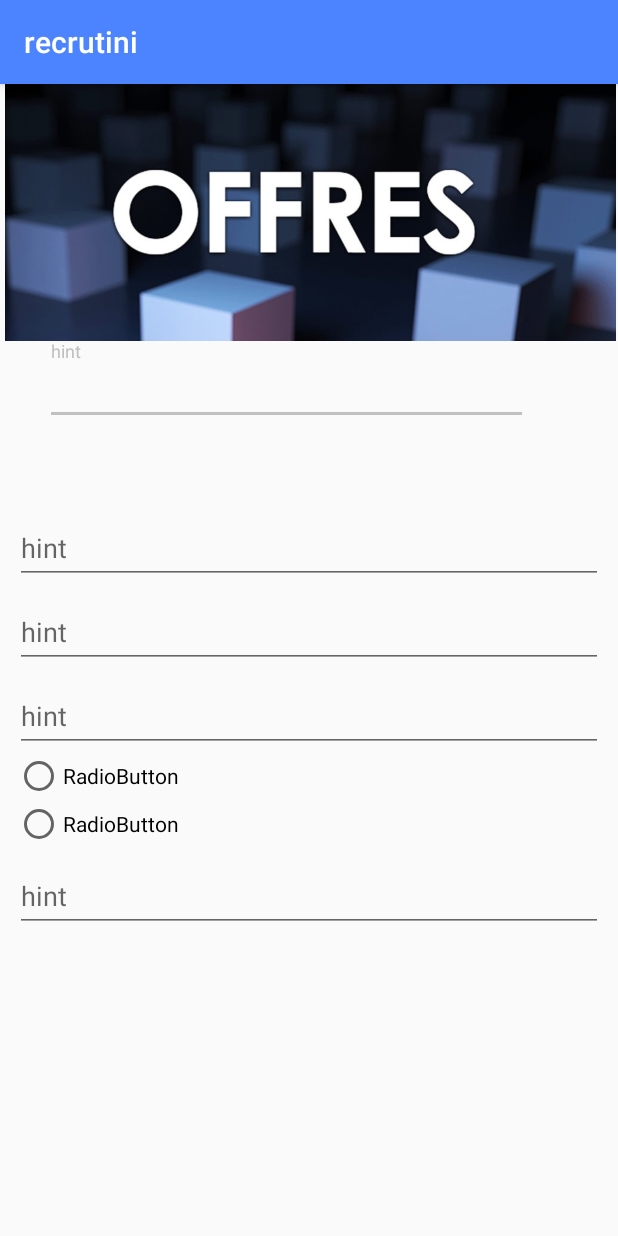
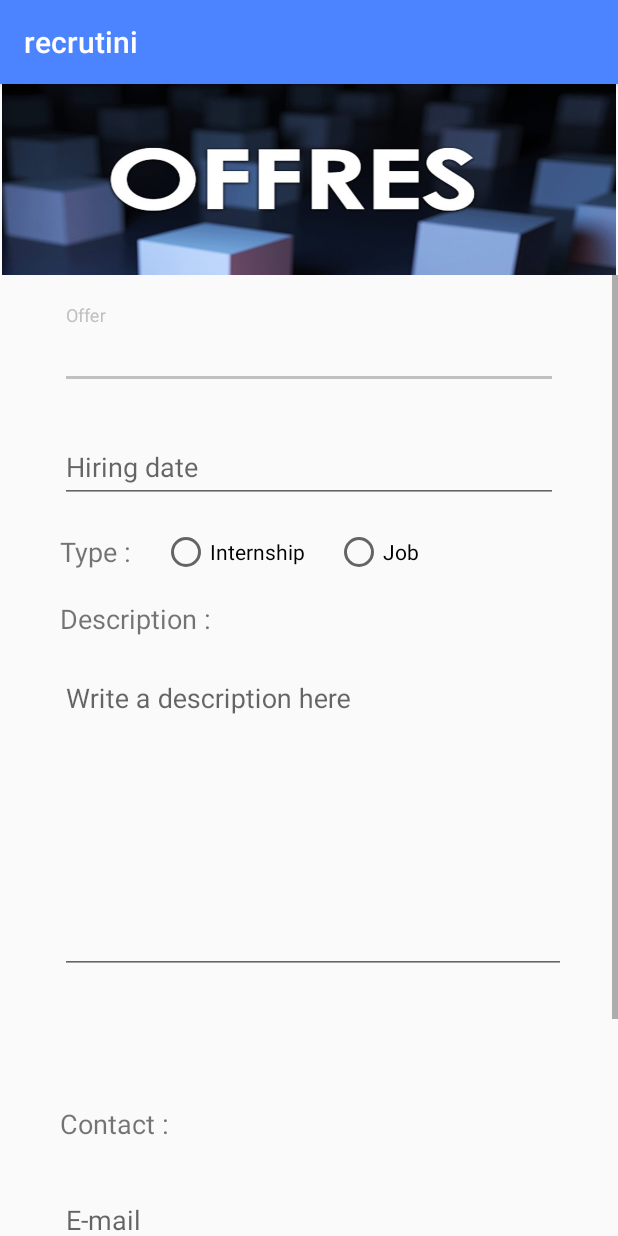
Before and after one commit to sabrinette/recrutini, an Android app: the AjoutOffre screen opened directly, with no data from a screen before it, on a phone screen of 412 x 824 dp. Run offline under Robolectric (Android 15) with nearby library versions, the phone set to English and light mode, and no system bars; our stand-ins replace Volley; 3 statements that could not run were skipped.

Commit message:
page Ajou Offre in progress

```diff
--- a/app/src/main/java/sabrine/chams/recrutini/AjoutOffre.java
+++ b/app/src/main/java/sabrine/chams/recrutini/AjoutOffre.java
@@ -1,14 +1,112 @@
 package sabrine.chams.recrutini;
 
 import androidx.appcompat.app.AppCompatActivity;
+import androidx.constraintlayout.widget.ConstraintLayout;
 
+import android.content.Intent;
 import android.os.Bundle;
+import android.view.View;
+import android.widget.Button;
+import android.widget.RadioButton;
+import android.widget.RadioGroup;
+import android.widget.TextView;
+
+import com.android.volley.Request;
+import com.android.volley.RequestQueue;
+import com.android.volley.Response;
+import com.android.volley.VolleyError;
+import com.android.volley.toolbox.StringRequest;
+import com.android.volley.toolbox.Volley;
+import com.google.android.material.snackbar.Snackbar;
+import com.google.android.material.textfield.TextInputEditText;
+
+import org.json.JSONException;
+import org.json.JSONObject;
+
+import java.math.BigInteger;
+import java.security.MessageDigest;
+import java.security.NoSuchAlgorithmException;
+import java.util.HashMap;
+import java.util.Map;
 
 public class AjoutOffre extends AppCompatActivity {
+
+    ConstraintLayout offerPage ;
+    TextInputEditText email;
+    TextInputEditText offer;
+    TextInputEditText dateEmbauche;
+    TextInputEditText phoneNumber;
+    TextInputEditText description;
+    RadioGroup type ;
+    Button confirmAjout ;
 
     @Override
     protected void onCreate(Bundle savedInstanceState) {
         super.onCreate(savedInstanceState);
         setContentView(R.layout.activity_ajout_offre);
+        email = findViewById(R.id.email);
+        offer = findViewById(R.id.nom_offre);
+        dateEmbauche = findViewById(R.id.date_embauche);
+        phoneNumber = findViewById(R.id.phone_number);
+        description= findViewById(R.id.description);
+        offerPage = findViewById(R.id.offer_page);
+        stage = findViewById(R.id.stage);
+        poste = findViewById(R.id.poste_emploi);
+        confirmAjout.setOnClickListener(new View.OnClickListener() {
+            @Override
+            public void onClick(View v) {
+                RequestQueue queue = Volley.newRequestQueue(getApplicationContext());
+                final String emailText = email.getText().toString();
+                final String offerText = offer.getText().toString();
+                final String descriptionText = description.getText().toString();
+                final String phoneNumberText = phoneNumber.getText().toString();
+                final String dateEmbaucheText = dateEmbauche.getText().toString();
+                StringRequest postRequest = new StringRequest(Request.Method.POST, "http://sabrine-chams.alwaysdata.net/insert_societe.php",
+                            new Response.Listener<String>() {
+                                @Override
+                                public void onResponse(String response) {
+                                    JSONObject res = null;
+                                    try {
+                                        res = new JSONObject(response);
+                                        String success = res.getString("success");
+                                        if ( success.equals("1"))
+                                        {
+                                            Intent loginActivity = new Intent( getApplicationContext(), LoginActivity.class);
+                                            startActivity(loginActivity);
+                                        }
+                                        else if (success.equals("2")){
+                                            Snackbar.make(registerPage ," This account already exists !" , Snackbar.LENGTH_LONG).show();
+                                        }
+                                        else {
+                                            Snackbar.make(registerPage ," Registration failed !" , Snackbar.LENGTH_LONG).show();
+                                        }
+
+                                    } catch (JSONException e) {
+                                        e.printStackTrace();
+                                        Snackbar.make(registerPage ," parsing Json failed !" , Snackbar.LENGTH_LONG).show();
+                                    }
+                                }
+                            },
+                            new Response.ErrorListener() {
+                                @Override
+                                public void onErrorResponse(VolleyError error) {
+                                    Snackbar.make(registerPage ," Registration failed !" , Snackbar.LENGTH_LONG).show();
+                                }
+                            }) {
+                        @Override
+                        protected Map<String, String> getParams() {
+                            Map<String, String> params = new HashMap<String, String>();
+                            params.put("email", emailText);
+                            params.put("password", passwordText);
+                            params.put("adresse", addressText);
+                            params.put("nom", nameText);
+                            params.put("num_tel", phomeNumberText);
+                            return params;
+                        }
+                    };
+                    queue.add(postRequest);
+            }
+        });
+
     }
 }
--- a/app/src/main/java/sabrine/chams/recrutini/MainActivity.java
+++ b/app/src/main/java/sabrine/chams/recrutini/MainActivity.java
@@ -94,7 +94,7 @@ public class MainActivity extends AppCompatActivity
             @Override
             public void onClick(View v)
             {
-                Intent homeActivity = new Intent(getApplicationContext(), RegisterActivity.class) ;
+                Intent homeActivity = new Intent(getApplicationContext(), AjoutOffre.class) ;
                 startActivity(homeActivity);
             }
         });
--- a/app/src/main/java/sabrine/chams/recrutini/RegisterActivity.java
+++ b/app/src/main/java/sabrine/chams/recrutini/RegisterActivity.java
@@ -73,7 +73,7 @@ public class RegisterActivity extends AppCompatActivity {
                     final String emailText = email.getText().toString();
                     final String nameText = name.getText().toString();
                     final String addressText = address.getText().toString();
-                    final String phomeNumberText = phoneNumber.getText().toString();
+                    final String phoneNumberText = phoneNumber.getText().toString();
                     final String confirmPasswordText = new BigInteger(1, md.digest(confirmPassword.getText().toString().getBytes())).toString(16);
                     final String passwordText = new BigInteger(1, md.digest(password.getText().toString().getBytes())).toString(16);
                     StringRequest postRequest = new StringRequest(Request.Method.POST, "http://sabrine-chams.alwaysdata.net/insert_societe.php",
@@ -115,7 +115,7 @@ public class RegisterActivity extends AppCompatActivity {
                             params.put("password", passwordText);
                             params.put("adresse", addressText);
                             params.put("nom", nameText);
-                            params.put("num_tel", phomeNumberText);
+                            params.put("num_tel", phoneNumberText);
                             return params;
                         }
                     };
--- a/app/src/main/res/layout/activity_ajout_offre.xml
+++ b/app/src/main/res/layout/activity_ajout_offre.xml
@@ -2,14 +2,16 @@
 <androidx.constraintlayout.widget.ConstraintLayout xmlns:android="http://schemas.android.com/apk/res/android"
     xmlns:app="http://schemas.android.com/apk/res-auto"
     xmlns:tools="http://schemas.android.com/tools"
+    android:id="@+id/offer_page"
     android:layout_width="match_parent"
     android:layout_height="match_parent"
     tools:context=".AjoutOffre">
 
     <ImageView
         android:id="@+id/imageView4"
-        android:layout_width="414dp"
-        android:layout_height="171dp"
+        android:layout_width="409dp"
+        android:layout_height="127dp"
+        android:scaleType="fitXY"
         app:layout_constraintEnd_toEndOf="parent"
         app:layout_constraintStart_toStartOf="parent"
         app:layout_constraintTop_toTopOf="parent"
@@ -33,80 +35,159 @@
 
             <com.google.android.material.textfield.TextInputLayout
                 android:layout_width="match_parent"
-                android:layout_height="wrap_content">
+                android:layout_height="wrap_content"
+                android:layout_marginLeft="30dp"
+                android:layout_marginTop="20dp"
+                android:layout_marginRight="30dp">
 
                 <com.google.android.material.textfield.TextInputEditText
                     android:id="@+id/nom_offre"
                     android:layout_width="match_parent"
                     android:layout_height="wrap_content"
-                    android:layout_marginLeft="20dp"
-                    android:layout_marginRight="50dp"
-                    android:hint="hint" />
+                    android:hint="Offer" />
             </com.google.android.material.textfield.TextInputLayout>
 
             <com.google.android.material.textfield.TextInputLayout
                 android:layout_width="match_parent"
                 android:layout_height="wrap_content"
-                android:layout_marginTop="50dp">
-
-                <com.google.android.material.textfield.TextInputEditText
-                    android:id="@+id/email"
-                    android:layout_width="match_parent"
-                    android:layout_height="wrap_content"
-                    android:hint="hint" />
-            </com.google.android.material.textfield.TextInputLayout>
-
-            <com.google.android.material.textfield.TextInputLayout
-                android:layout_width="match_parent"
-                android:layout_height="wrap_content">
-
-                <com.google.android.material.textfield.TextInputEditText
-                    android:id="@+id/num_tel"
-                    android:layout_width="match_parent"
-                    android:layout_height="wrap_content"
-                    android:hint="hint" />
-            </com.google.android.material.textfield.TextInputLayout>
-
-            <com.google.android.material.textfield.TextInputLayout
-                android:layout_width="match_parent"
-                android:layout_height="wrap_content">
+                android:layout_marginLeft="30dp"
+                android:layout_marginTop="20dp"
+                android:layout_marginRight="30dp">
 
                 <com.google.android.material.textfield.TextInputEditText
                     android:id="@+id/date_embauche"
                     android:layout_width="match_parent"
                     android:layout_height="wrap_content"
-                    android:hint="hint" />
+                    android:hint="Hiring date" />
             </com.google.android.material.textfield.TextInputLayout>
 
-            <RadioGroup
-                android:id="@+id/type"
-                android:layout_width="wrap_content"
-                android:layout_height="wrap_content">
+            <LinearLayout
+                android:layout_width="match_parent"
+                android:layout_height="match_parent"
+                android:orientation="horizontal">
 
-                <RadioButton
-                    android:id="@+id/stage"
+                <TextView
+                    android:id="@+id/textView"
                     android:layout_width="wrap_content"
                     android:layout_height="wrap_content"
-                    android:text="RadioButton" />
+                    android:layout_marginLeft="30dp"
+                    android:layout_marginTop="20dp"
+                    android:text="Type :"
+                    android:textSize="18dp" />
 
-                <RadioButton
-                    android:id="@+id/poste_emploi"
-                    android:layout_width="wrap_content"
-                    android:layout_height="wrap_content"
-                    android:text="RadioButton" />
-            </RadioGroup>
+                <LinearLayout
+                    android:layout_width="match_parent"
+                    android:layout_height="match_parent"
+                    android:layout_marginLeft="10dp"
+                    android:layout_marginTop="20dp"
+                    android:orientation="horizontal">
+
+                    <RadioGroup
+                        android:id="@+id/type"
+                        android:layout_width="wrap_content"
+                        android:layout_height="wrap_content"
+                        android:orientation="horizontal">
+
+                        <RadioButton
+                            android:id="@+id/stage"
+                            android:layout_width="wrap_content"
+                            android:layout_height="wrap_content"
+                            android:layout_marginLeft="10dp"
+                            android:text="Internship" />
+
+                        <RadioButton
+                            android:id="@+id/poste_emploi"
+                            android:layout_width="wrap_content"
+                            android:layout_height="wrap_content"
+                            android:layout_marginLeft="20dp"
+                            android:text="Job" />
+                    </RadioGroup>
+
+                </LinearLayout>
+
+            </LinearLayout>
+
+            <TextView
+                android:id="@+id/textView2"
+                android:layout_width="wrap_content"
+                android:layout_height="wrap_content"
+                android:layout_marginLeft="30dp"
+                android:layout_marginTop="20dp"
+                android:text="Description :"
+                android:textSize="18dp" />
 
             <com.google.android.material.textfield.TextInputLayout
-                android:layout_width="match_parent"
-                android:layout_height="wrap_content">
+                android:layout_width="337dp"
+                android:layout_height="272dp"
+                android:layout_marginLeft="30dp"
+                android:layout_marginTop="10dp"
+                android:layout_marginRight="30dp"
+                android:hint="Write a description here">
 
                 <com.google.android.material.textfield.TextInputEditText
                     android:id="@+id/description"
                     android:layout_width="match_parent"
+                    android:layout_height="204dp"
+                    android:gravity="top" />
+            </com.google.android.material.textfield.TextInputLayout>
+
+            <LinearLayout
+                android:layout_width="match_parent"
+                android:layout_height="match_parent"
+                android:orientation="vertical">
+
+                <TextView
+                    android:id="@+id/textView3"
+                    android:layout_width="wrap_content"
                     android:layout_height="wrap_content"
-                    android:hint="hint" />
-            </com.google.android.material.textfield.TextInputLayout>
+                    android:layout_marginLeft="30dp"
+                    android:layout_marginTop="30dp"
+                    android:text="Contact :"
+                    android:textSize="18dp" />
+
+                <com.google.android.material.textfield.TextInputLayout
+                    android:layout_width="match_parent"
+                    android:layout_height="wrap_content"
+                    android:layout_marginLeft="30dp"
+                    android:layout_marginTop="20dp"
+                    android:layout_marginRight="30dp">
+
+                    <com.google.android.material.textfield.TextInputEditText
+                        android:id="@+id/email"
+                        android:layout_width="match_parent"
+                        android:layout_height="wrap_content"
+                        android:hint="E-mail" />
+                </com.google.android.material.textfield.TextInputLayout>
+
+                <com.google.android.material.textfield.TextInputLayout
+                    android:layout_width="match_parent"
+                    android:layout_height="wrap_content"
+                    android:layout_marginLeft="30dp"
+                    android:layout_marginTop="20dp"
+                    android:layout_marginRight="30dp">
+
+                    <com.google.android.material.textfield.TextInputEditText
+                        android:id="@+id/num_tel"
+                        android:layout_width="match_parent"
+                        android:layout_height="wrap_content"
+                        android:hint="Phone Number" />
+                </com.google.android.material.textfield.TextInputLayout>
+            </LinearLayout>
+
+            <Button
+                android:id="@+id/confirm_ajout"
+                android:layout_width="wrap_content"
+                android:layout_height="wrap_content"
+                android:layout_gravity="center"
+                android:layout_marginTop="20dp"
+                android:layout_marginBottom="30dp"
+                android:background="@drawable/btn_gradient_style"
+                android:text="Add"
+                android:textColor="#FFF" />
+
         </LinearLayout>
+
     </ScrollView>
 
+
 </androidx.constraintlayout.widget.ConstraintLayout>
```
